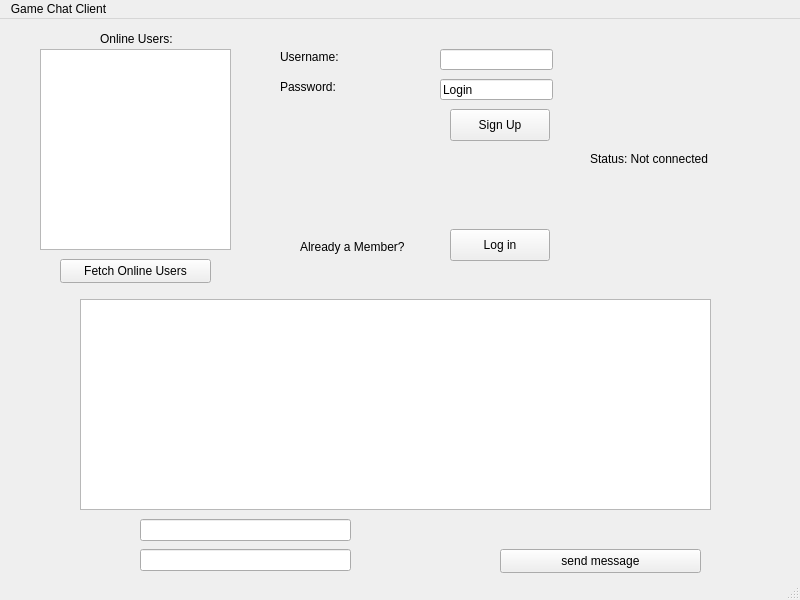
Old version of the form ChatClient/mainwindow.ui in the repository razanelbarougy/Cs-2-lab-project.
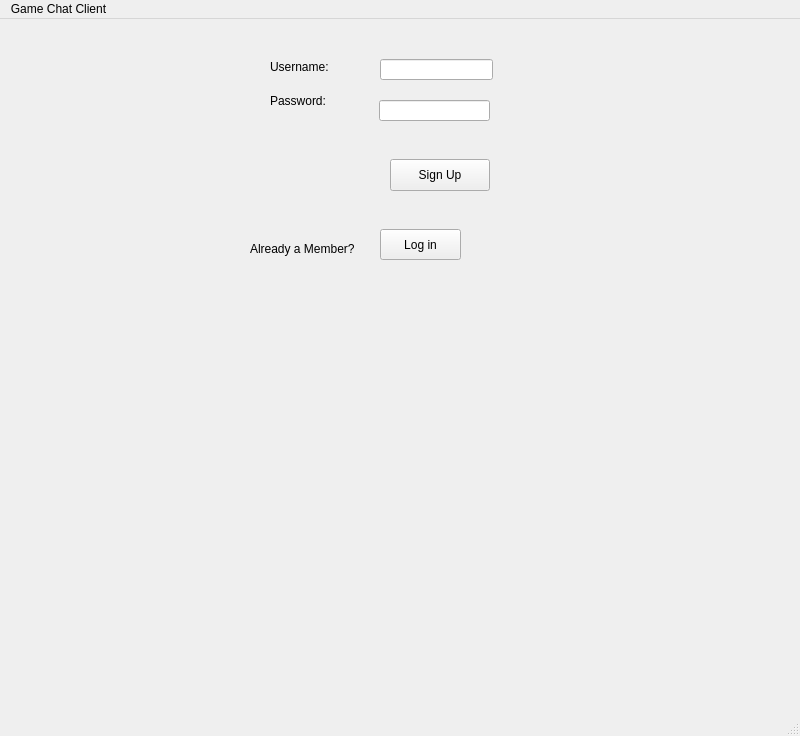
New version of the form.

Patch:
```diff
--- a/ChatClient/mainwindow.ui
+++ b/ChatClient/mainwindow.ui
@@ -7,7 +7,7 @@
     <x>0</x>
     <y>0</y>
     <width>800</width>
-    <height>600</height>
+    <height>736</height>
    </rect>
   </property>
   <property name="windowTitle">
@@ -17,9 +17,7 @@
    <widget class="QLabel" name="sign_up_usernameLabel">
     <property name="geometry">
      <rect>
-      <x>280</x>
-      <y>30</y>
-      <x>530</x>
+      <x>270</x>
       <y>40</y>
       <width>71</width>
       <height>16</height>
@@ -32,9 +30,7 @@
    <widget class="QLineEdit" name="sign_up_usernameLineEdit">
     <property name="geometry">
      <rect>
-      <x>440</x>
-      <y>30</y>
-      <x>640</x>
+      <x>380</x>
       <y>40</y>
       <width>113</width>
       <height>21</height>
@@ -44,10 +40,8 @@
    <widget class="QPushButton" name="signupButton">
     <property name="geometry">
      <rect>
-      <x>450</x>
-      <y>90</y>
-      <x>520</x>
-      <y>80</y>
+      <x>390</x>
+      <y>140</y>
       <width>100</width>
       <height>32</height>
      </rect>
@@ -59,86 +53,22 @@
    <widget class="QLineEdit" name="sign_up_passwordLineEdit">
     <property name="geometry">
      <rect>
-      <x>440</x>
-      <y>60</y>
-      <width>113</width>
+      <x>379</x>
+      <y>81</y>
+      <width>111</width>
       <height>21</height>
-      <x>650</x>
-      <y>80</y>
-      <width>100</width>
-      <height>32</height>
      </rect>
     </property>
     <property name="text">
-     <string>Login</string>
-    </property>
-   </widget>
-   <widget class="QLabel" name="statusLabel">
-    <property name="geometry">
-     <rect>
-      <x>590</x>
-      <y>130</y>
-      <width>121</width>
-      <height>20</height>
-     </rect>
-    </property>
-    <property name="text">
-     <string>Status: Not connected</string>
-    </property>
-   </widget>
-   <widget class="QLineEdit" name="messageLineEdit">
-    <property name="geometry">
-     <rect>
-      <x>140</x>
-      <y>530</y>
-      <width>211</width>
-      <height>22</height>
-     </rect>
-    </property>
-   </widget>
-   <widget class="QPushButton" name="sendButton">
-    <property name="geometry">
-     <rect>
-      <x>500</x>
-      <y>530</y>
-      <width>201</width>
-      <height>24</height>
-     </rect>
-    </property>
-    <property name="text">
-     <string>send message</string>
-    </property>
-   </widget>
-   <widget class="QTextEdit" name="chatTextEdit">
-    <property name="geometry">
-     <rect>
-      <x>80</x>
-      <y>280</y>
-      <width>631</width>
-      <height>211</height>
-     </rect>
-    </property>
-   </widget>
-   <widget class="QLineEdit" name="recipientLineEdit">
-    <property name="geometry">
-     <rect>
-      <x>140</x>
-      <y>500</y>
-      <width>211</width>
-      <height>22</height>
-     </rect>
+     <string/>
     </property>
    </widget>
    <widget class="QLabel" name="sign_up_passwordLabel">
     <property name="geometry">
      <rect>
-      <x>280</x>
-      <y>60</y>
-      <width>71</width>
-      <height>16</height>
-      <x>500</x>
-      <y>500</y>
-      <width>201</width>
+      <x>270</x>
+      <y>70</y>
+      <width>81</width>
       <height>24</height>
      </rect>
     </property>
@@ -149,13 +79,9 @@
    <widget class="QLabel" name="label">
     <property name="geometry">
      <rect>
-      <x>300</x>
+      <x>250</x>
       <y>220</y>
       <width>131</width>
-      <height>16</height>
-      <x>30</x>
-      <y>530</y>
-      <width>91</width>
       <height>20</height>
      </rect>
     </property>
@@ -166,56 +92,16 @@
    <widget class="QPushButton" name="mw_login_pushButton">
     <property name="geometry">
      <rect>
-      <x>450</x>
+      <x>380</x>
       <y>210</y>
-      <width>100</width>
-      <height>32</height>
-      <x>30</x>
-      <y>500</y>
       <width>81</width>
-      <height>16</height>
+      <height>31</height>
      </rect>
     </property>
     <property name="text">
      <string>Log in</string>
     </property>
    </widget>
-   <widget class="QListWidget" name="onlineUsersListWidget">
-    <property name="geometry">
-     <rect>
-      <x>40</x>
-      <y>30</y>
-      <width>191</width>
-      <height>201</height>
-     </rect>
-    </property>
-   </widget>
-   <widget class="QPushButton" name="fetchUsersButton">
-    <property name="geometry">
-     <rect>
-      <x>60</x>
-      <y>240</y>
-      <width>151</width>
-      <height>24</height>
-     </rect>
-    </property>
-    <property name="text">
-     <string>Fetch Online Users</string>
-    </property>
-   </widget>
-   <widget class="QLabel" name="onlineUserslabel">
-    <property name="geometry">
-     <rect>
-      <x>100</x>
-      <y>10</y>
-      <width>81</width>
-      <height>20</height>
-     </rect>
-    </property>
-    <property name="text">
-     <string>Online Users:</string>
-    </property>
-   </widget>
   </widget>
   <widget class="QMenuBar" name="menubar">
    <property name="geometry">
```
